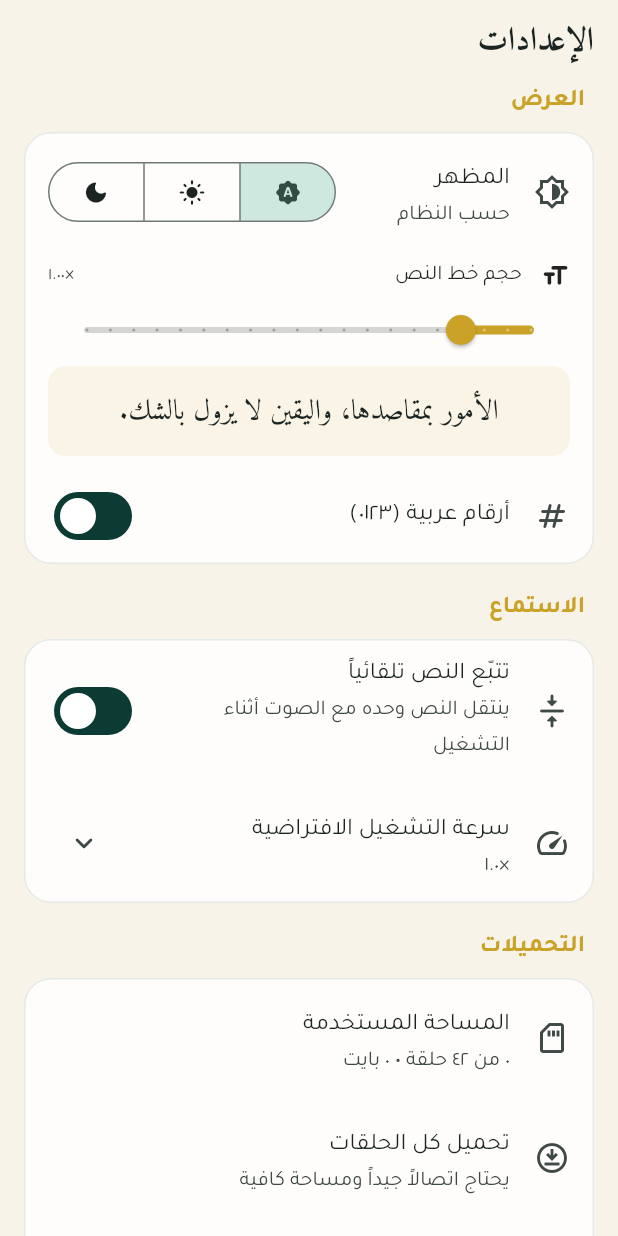
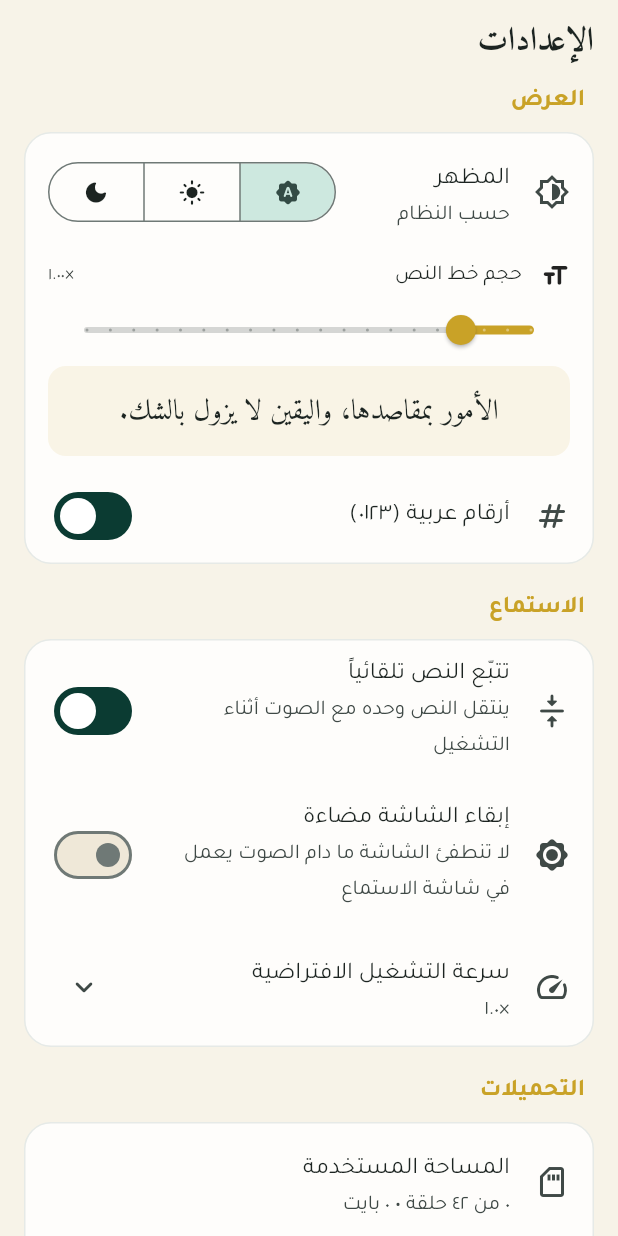
Before and after one commit to taha-majdlawi/qwaed_feqhia_app, a Flutter app: the SettingsScreen widget shown alone on an empty page, opened directly, on a phone screen of 412 x 824 dp. Run offline on Flutter 3.47's test engine with Material 3 defaults, Android fonts, the phone set to English and light mode, and no system bars; our stand-ins replace dio, just_audio, just_audio_background, share_plus, shared_preferences; missing offline and left inert: audio_session, just_audio_media_kit; accounts and stored records are empty.

Commit message:
feat: مفتاح «إبقاء الشاشة مضاءة» أثناء متابعة النصّ مع الصوت
كان keepAwake محفوظاً في storage_service ومقروءاً في settings_state
بلا مفتاح في الإعدادات ولا أثر في المشغّل — كوداً ميّتاً منذ البداية.
صار له مفتاح تحت «الاستماع»، وشاشة الاستماع ترفع FLAG_KEEP_SCREEN_ON
ما دام الصوت يعمل وتُنزله عند الخروج أو التوقّف.

التنفيذ عبر قناة MainActivity نفسها التي تُطلب بها الأذونات — بلا حزمة
wakelock خارجية وبلا إذن جديد.

ومعه: سرعة التشغيل وحجم الخط والإحصاءات ومؤقّت النوم وعدّاد نتائج البحث
داخل الحلقة ورقم النسخة — كلها تتبع خيار «أرقام عربية ٠١٢٣» بدل أن
تفرض الأرقام العربية دائماً.

Co-Authored-By: Claude Opus 5 <noreply@anthropic.com>

```diff
--- a/app/lib/screens/settings_screen.dart
+++ b/app/lib/screens/settings_screen.dart
@@ -75,7 +75,7 @@ class SettingsScreen extends StatelessWidget {
                       const Text('حجم خط النص'),
                       const Spacer(),
                       Text(
-                        '×${toArabicDigits(settings.fontScale.toStringAsFixed(2))}',
+                        '×${digits(settings.fontScale.toStringAsFixed(2), arabic: settings.arabicDigits)}',
                         style: theme.textTheme.bodySmall,
                       ),
                     ],
@@ -126,11 +126,20 @@ class SettingsScreen extends StatelessWidget {
               value: settings.autoScroll,
               onChanged: settings.setAutoScroll,
             ),
+            SwitchListTile(
+              secondary: const Icon(Icons.brightness_high_rounded),
+              title: const Text('إبقاء الشاشة مضاءة'),
+              subtitle: const Text(
+                'لا تنطفئ الشاشة ما دام الصوت يعمل في شاشة الاستماع',
+              ),
+              value: settings.keepAwake,
+              onChanged: settings.setKeepAwake,
+            ),
             ListTile(
               leading: const Icon(Icons.speed_rounded),
               title: const Text('سرعة التشغيل الافتراضية'),
               subtitle: Text(
-                '×${toArabicDigits(StorageService.instance.playbackSpeed.toString())}',
+                '×${digits(StorageService.instance.playbackSpeed.toString(), arabic: settings.arabicDigits)}',
               ),
               trailing: PopupMenuButton<double>(
                 icon: const Icon(Icons.expand_more_rounded),
@@ -139,7 +148,9 @@ class SettingsScreen extends StatelessWidget {
                   for (final speed in AppConstants.speeds)
                     PopupMenuItem(
                       value: speed,
-                      child: Text('×${toArabicDigits('$speed')}'),
+                      child: Text(
+                        '×${digits('$speed', arabic: settings.arabicDigits)}',
+                      ),
                     ),
                 ],
               ),
@@ -156,9 +167,9 @@ class SettingsScreen extends StatelessWidget {
               subtitle: FutureBuilder<int>(
                 future: downloads.usedBytes(),
                 builder: (context, snapshot) => Text(
-                  '${toArabicDigits('${downloads.downloadedCount}')} من '
-                  '${toArabicDigits('${library.allEpisodes.length}')} حلقة • '
-                  '${formatBytes(snapshot.data ?? 0)}',
+                  '${digits('${downloads.downloadedCount}', arabic: settings.arabicDigits)} من '
+                  '${digits('${library.allEpisodes.length}', arabic: settings.arabicDigits)} حلقة • '
+                  '${formatBytes(snapshot.data ?? 0, arabicDigits: settings.arabicDigits)}',
                 ),
               ),
             ),
@@ -190,16 +201,16 @@ class SettingsScreen extends StatelessWidget {
               leading: const Icon(Icons.task_alt_rounded),
               title: const Text('الحلقات المكتملة'),
               subtitle: Text(
-                '${toArabicDigits('${library.completedCount}')} من '
-                '${toArabicDigits('${library.allEpisodes.length}')}',
+                '${digits('${library.completedCount}', arabic: settings.arabicDigits)} من '
+                '${digits('${library.allEpisodes.length}', arabic: settings.arabicDigits)}',
               ),
             ),
             ListTile(
               leading: const Icon(Icons.bookmarks_outlined),
               title: const Text('المفضلة والعلامات'),
               subtitle: Text(
-                '${toArabicDigits('${library.favorites.length}')} مفضلة • '
-                '${toArabicDigits('${library.bookmarks.length}')} علامة',
+                '${digits('${library.favorites.length}', arabic: settings.arabicDigits)} مفضلة • '
+                '${digits('${library.bookmarks.length}', arabic: settings.arabicDigits)} علامة',
               ),
             ),
           ],
@@ -253,7 +264,7 @@ class SettingsScreen extends StatelessWidget {
         const SizedBox(height: 10),
         Center(
           child: Text(
-            'نسخة ${toArabicDigits(AppConstants.appVersion)}',
+            'نسخة ${digits(AppConstants.appVersion, arabic: settings.arabicDigits)}',
             style: theme.textTheme.bodySmall?.copyWith(
               color: theme.colorScheme.onSurface.withValues(alpha: 0.45),
             ),
@@ -284,6 +295,7 @@ class SettingsScreen extends StatelessWidget {
   Future<void> _downloadAll(BuildContext context) async {
     final library = context.read<LibraryState>();
     final downloads = context.read<DownloadService>();
+    final arabicDigits = context.read<SettingsState>().arabicDigits;
     final pending = library.allEpisodes
         .where((e) => !downloads.isDownloaded(e.id))
         .toList();
@@ -300,8 +312,8 @@ class SettingsScreen extends StatelessWidget {
       builder: (context) => AlertDialog(
         title: const Text('تحميل كل الحلقات؟'),
         content: Text(
-          'سيجري تحميل ${toArabicDigits('${pending.length}')} حلقة '
-          '(نحو ${toArabicDigits('${(pending.length * 6).round()}')} ميجابايت). '
+          'سيجري تحميل ${digits('${pending.length}', arabic: arabicDigits)} حلقة '
+          '(نحو ${digits('${(pending.length * 6).round()}', arabic: arabicDigits)} ميجابايت). '
           'يمكنك إيقاف أي حلقة من زرّها.',
         ),
         actions: [
@@ -326,6 +338,7 @@ class SettingsScreen extends StatelessWidget {
   Future<void> _deleteAll(BuildContext context) async {
     final library = context.read<LibraryState>();
     final downloads = context.read<DownloadService>();
+    final arabicDigits = context.read<SettingsState>().arabicDigits;
 
     final ok = await showDialog<bool>(
       context: context,
```
Also changed, not shown: app/lib/screens/player_screen.dart (+14 -2 lines), app/lib/services/screen_awake.dart (added, +38 -0 lines), 1 other file.
